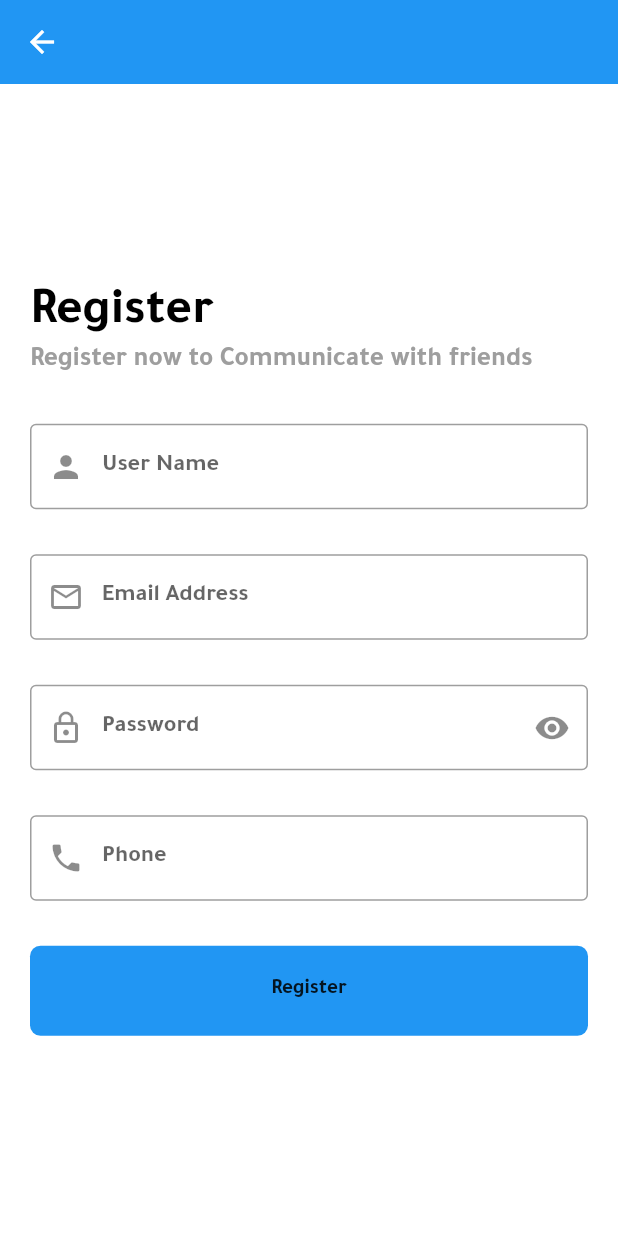
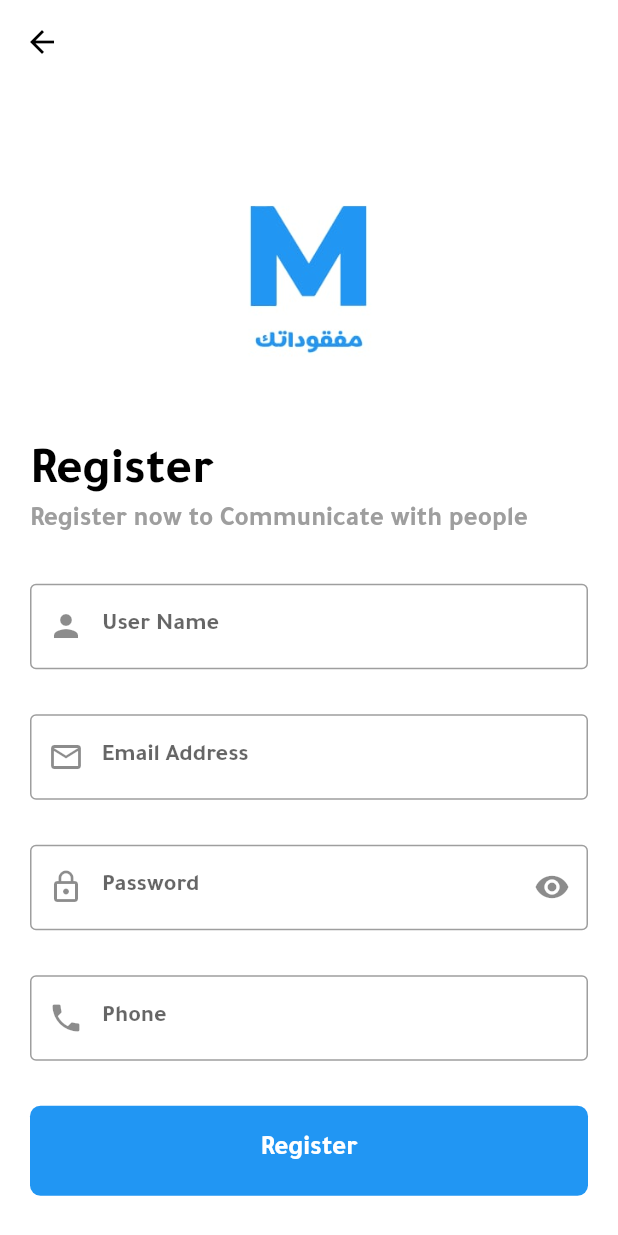
Before and after one commit to Abdullah-3hmed/losts-app, a Flutter app: the AppLoginScreen screen opened directly, after a tap on "LOGIN", after a tap on "REGISTER NOW", on a phone screen of 412 x 824 dp. Run offline on Flutter 3.47's test engine with Material 2 defaults, Android fonts, the phone set to English and light mode, and no system bars; our stand-ins replace bloc, cloud_firestore, conditional_builder_null_safety, firebase_auth, firebase_core, firebase_storage and 6 more; accounts and stored records are empty.

Commit message:
add logo in login and register screen

```diff
--- a/lib/modules/login/login_screen.dart
+++ b/lib/modules/login/login_screen.dart
@@ -49,7 +49,6 @@ class AppLoginScreen extends StatelessWidget {
         builder: (context, state) {
           return Scaffold(
             backgroundColor: Colors.white,
-            appBar: AppBar(),
             body: Center(
               child: Padding(
                 padding: const EdgeInsets.all(20.0),
@@ -59,6 +58,9 @@ class AppLoginScreen extends StatelessWidget {
                     child: Column(
                       crossAxisAlignment: CrossAxisAlignment.start,
                       children: [
+                        const Image(
+                          image: AssetImage('assets/images/logo.jpg'),
+                        ),
                         Text(
                           'LOGIN',
                           style: Theme.of(context)
@@ -72,7 +74,7 @@ class AppLoginScreen extends StatelessWidget {
                           height: 20,
                         ),
                         Text(
-                          'login now to to Communicate with friends ',
+                          'login now to to Communicate with people ',
                           style:
                               Theme.of(context).textTheme.bodyLarge!.copyWith(
                                     color: Colors.grey,
@@ -131,7 +133,15 @@ class AppLoginScreen extends StatelessWidget {
                                   );
                                 }
                               },
-                              child: const Text('LOGIN'),
+                              child: Text(
+                                'LOGIN',
+                                style: Theme.of(context)
+                                    .textTheme
+                                    .bodyLarge!
+                                    .copyWith(
+                                      color: Colors.white,
+                                    ),
+                              ),
                             ),
                           ),
                           fallback: (context) => const Center(
--- a/lib/modules/register/register_screen.dart
+++ b/lib/modules/register/register_screen.dart
@@ -48,7 +48,18 @@ class AppRegister extends StatelessWidget {
         },
         builder: (context, state) {
           return Scaffold(
-            appBar: AppBar(),
+            appBar: AppBar(
+              backgroundColor: Colors.transparent,
+              leading: IconButton(
+                icon: const Icon(
+                  Icons.arrow_back,
+                  color: Colors.black,
+                ),
+                onPressed: () {
+                  Navigator.pop(context);
+                },
+              ),
+            ),
             body: Center(
               child: Padding(
                 padding: const EdgeInsets.all(20.0),
@@ -58,15 +69,20 @@ class AppRegister extends StatelessWidget {
                     child: Column(
                       crossAxisAlignment: CrossAxisAlignment.start,
                       children: [
+                        const Image(
+                          image: AssetImage('assets/images/logo.jpg'),
+                        ),
                         Text(
                           'Register',
-                          style:
-                          Theme.of(context).textTheme.headlineMedium!.copyWith(
+                          style: Theme.of(context)
+                              .textTheme
+                              .headlineMedium!
+                              .copyWith(
                                 color: Colors.black,
                               ),
                         ),
                         Text(
-                          'Register now to Communicate with friends ',
+                          'Register now to Communicate with people ',
                           style:
                               Theme.of(context).textTheme.bodyLarge!.copyWith(
                                     color: Colors.grey,
@@ -150,7 +166,15 @@ class AppRegister extends StatelessWidget {
                                   );
                                 }
                               },
-                              child: const Text('Register'),
+                              child: Text(
+                                'Register',
+                                style: Theme.of(context)
+                                    .textTheme
+                                    .bodyLarge!
+                                    .copyWith(
+                                      color: Colors.white,
+                                    ),
+                              ),
                             ),
                           ),
                           fallback: (context) => const Center(
```
Also changed, not shown: lib/modules/profile/profile_screen.dart (+12 -30 lines), assets/images/logo.jpg (added). Lines whose indentation alone changed are shown as unchanged.
